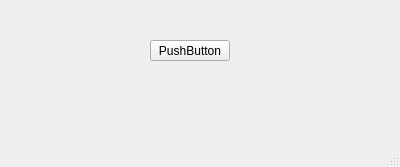
Old version of the form mainwindow.ui in the repository lreyesm/QtChangeNameOfFile.
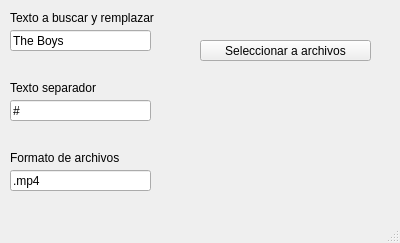
New version of the form.

Commit message: Actualizar mainwindow.cpp y mainwindow.ui

```diff
--- a/mainwindow.ui
+++ b/mainwindow.ui
@@ -7,7 +7,7 @@
     <x>0</x>
     <y>0</y>
     <width>400</width>
-    <height>167</height>
+    <height>243</height>
    </rect>
   </property>
   <property name="windowTitle">
@@ -17,14 +17,92 @@
    <widget class="QPushButton" name="pushButton">
     <property name="geometry">
      <rect>
-      <x>150</x>
+      <x>200</x>
       <y>40</y>
-      <width>80</width>
+      <width>171</width>
       <height>21</height>
      </rect>
     </property>
     <property name="text">
-     <string>PushButton</string>
+     <string>Seleccionar a archivos</string>
+    </property>
+   </widget>
+   <widget class="QLineEdit" name="le_replacement_text">
+    <property name="geometry">
+     <rect>
+      <x>10</x>
+      <y>30</y>
+      <width>141</width>
+      <height>21</height>
+     </rect>
+    </property>
+    <property name="text">
+     <string>The Boys</string>
+    </property>
+   </widget>
+   <widget class="QLabel" name="label">
+    <property name="geometry">
+     <rect>
+      <x>10</x>
+      <y>10</y>
+      <width>151</width>
+      <height>16</height>
+     </rect>
+    </property>
+    <property name="text">
+     <string>Texto a buscar y remplazar</string>
+    </property>
+   </widget>
+   <widget class="QLabel" name="label_2">
+    <property name="geometry">
+     <rect>
+      <x>10</x>
+      <y>80</y>
+      <width>151</width>
+      <height>16</height>
+     </rect>
+    </property>
+    <property name="text">
+     <string>Texto separador</string>
+    </property>
+   </widget>
+   <widget class="QLineEdit" name="le_splitter">
+    <property name="geometry">
+     <rect>
+      <x>10</x>
+      <y>100</y>
+      <width>141</width>
+      <height>21</height>
+     </rect>
+    </property>
+    <property name="text">
+     <string>#</string>
+    </property>
+   </widget>
+   <widget class="QLineEdit" name="le_format">
+    <property name="geometry">
+     <rect>
+      <x>10</x>
+      <y>170</y>
+      <width>141</width>
+      <height>21</height>
+     </rect>
+    </property>
+    <property name="text">
+     <string>.mp4</string>
+    </property>
+   </widget>
+   <widget class="QLabel" name="label_3">
+    <property name="geometry">
+     <rect>
+      <x>10</x>
+      <y>150</y>
+      <width>151</width>
+      <height>16</height>
+     </rect>
+    </property>
+    <property name="text">
+     <string>Formato de archivos</string>
     </property>
    </widget>
   </widget>
```
Left out of the diff: 2 changed lines with no effect on the pictures. The commit also changes 1 other file.
